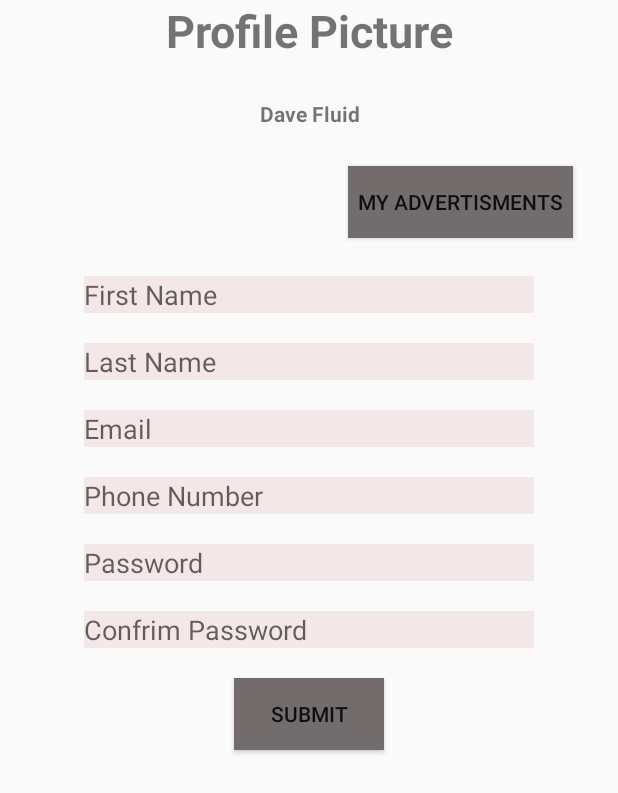
After one commit to SoverSzabi/Sapientia.sover.ilyes, an Android app: the layout profile.xml on its own in the app's theme, with its tools: preview values and no code run, on a phone screen of 412 x 824 dp. The commit adds this screen. Shown: the top 793 px of the screen. Run offline under Robolectric (Android 15) with nearby library versions, the phone set to English and light mode, and no system bars.

Commit message:
login xml

```diff
--- /dev/null
+++ b/app/src/main/res/layout/profile.xml
@@ -0,0 +1,96 @@
+<?xml version="1.0" encoding="utf-8"?>
+<LinearLayout
+    xmlns:android="http://schemas.android.com/apk/res/android"
+    android:orientation="vertical"
+    android:layout_width="match_parent"
+    android:layout_height="match_parent"
+    android:gravity="center_horizontal">
+
+    <TextView
+        android:layout_width="300dp"
+        android:layout_height="wrap_content"
+        android:text="@string/profile"
+        android:textAlignment="center"
+        android:textSize="30dp"
+        android:textStyle="bold" />
+
+    <TextView
+        android:layout_width="300dp"
+        android:layout_height="wrap_content"
+        android:text="@string/name"
+        android:textAlignment="center"
+        android:textStyle="bold"
+        android:layout_margin="25dp"/>
+
+
+    <Button
+        android:layout_width="150dp"
+        android:layout_height="wrap_content"
+        android:text="@string/my_advertisments"
+        android:background="@color/submit_button"
+        android:layout_gravity="right"
+        android:layout_marginRight="30dp"
+        android:layout_marginBottom="25dp"/>
+
+    <EditText
+        android:id="@+id/input_first_name"
+        android:layout_width="300dp"
+        android:layout_height="wrap_content"
+        android:inputType="textEmailAddress"
+        android:hint="@string/first_name"
+        android:background="@color/input_background"
+        android:layout_marginBottom="20dp" />
+
+    <EditText
+        android:id="@+id/input_last_name"
+        android:layout_width="300dp"
+        android:layout_height="wrap_content"
+        android:inputType="textEmailAddress"
+        android:hint="@string/last_name"
+        android:background="@color/input_background"
+        android:layout_marginBottom="20dp" />
+
+    <EditText
+        android:id="@+id/input_email"
+        android:layout_width="300dp"
+        android:layout_height="wrap_content"
+        android:inputType="textEmailAddress"
+        android:hint="@string/email"
+        android:background="@color/input_background"
+        android:layout_marginBottom="20dp" />
+
+    <EditText
+        android:id="@+id/input_phone"
+        android:layout_width="300dp"
+        android:layout_height="wrap_content"
+        android:inputType="textEmailAddress"
+        android:hint="@string/phone"
+        android:background="@color/input_background"
+        android:layout_marginBottom="20dp" />
+
+    <EditText
+        android:id="@+id/input_password"
+        android:layout_width="300dp"
+        android:layout_height="wrap_content"
+        android:inputType="textEmailAddress"
+        android:hint="@string/password"
+        android:background="@color/input_background"
+        android:layout_marginBottom="20dp" />
+
+    <EditText
+        android:id="@+id/input_repassword"
+        android:layout_width="300dp"
+        android:layout_height="wrap_content"
+        android:inputType="textEmailAddress"
+        android:hint="@string/repassword"
+        android:background="@color/input_background"
+        android:layout_marginBottom="20dp" />
+
+    <Button
+        android:layout_width="100dp"
+        android:layout_height="wrap_content"
+        android:text="@string/submit"
+        android:background="@color/submit_button" />
+
+
+</LinearLayout>
--- a/app/src/main/res/values/colors.xml
+++ b/app/src/main/res/values/colors.xml
@@ -3,4 +3,7 @@
     <color name="colorPrimary">#3F51B5</color>
     <color name="colorPrimaryDark">#303F9F</color>
     <color name="colorAccent">#FF4081</color>
+    <color name="input_background">#F4E7E7</color>
+    <color name="login_button">#726C6C</color>
+    <color name="submit_button">#726C6C</color>
 </resources>
--- a/app/src/main/res/values/strings.xml
+++ b/app/src/main/res/values/strings.xml
@@ -1,3 +1,17 @@
 <resources>
-    <string name="app_name">Sapientia.sover.ilyes</string>
+    <string name="app_name">Sapi Advertiser</string>
+    <string name="profile">Profile Picture</string>
+    <string name="forgot_password">Forgot your password?</string>
+    <string name="email">Email</string>
+    <string name="password">Password</string>
+    <string name="login">Login</string>
+    <string name="submit">Submit</string>
+    <string name="google_login">Google Login</string>
+    <string name="facebook_login">Facebook Login</string>
+    <string name="first_name">First Name</string>
+    <string name="name">Dave Fluid</string>
+    <string name="last_name">Last Name</string>
+    <string name="phone">Phone Number</string>
+    <string name="repassword">Confrim Password</string>
+    <string name="my_advertisments">My Advertisments</string>
 </resources>
--- a/build.gradle
+++ b/build.gradle
@@ -5,7 +5,7 @@ buildscript {
         jcenter()
     }
     dependencies {
-        classpath 'com.android.tools.build:gradle:2.3.3'
+        classpath 'com.android.tools.build:gradle:3.0.0'
 
         // NOTE: Do not place your application dependencies here; they belong
         // in the individual module build.gradle files
```
Also changed, not shown: app/src/main/res/layout/item.xml (added, +21 -0 lines), app/src/main/res/layout/login.xml (+60 -3 lines), gradle/wrapper/gradle-wrapper.properties.
